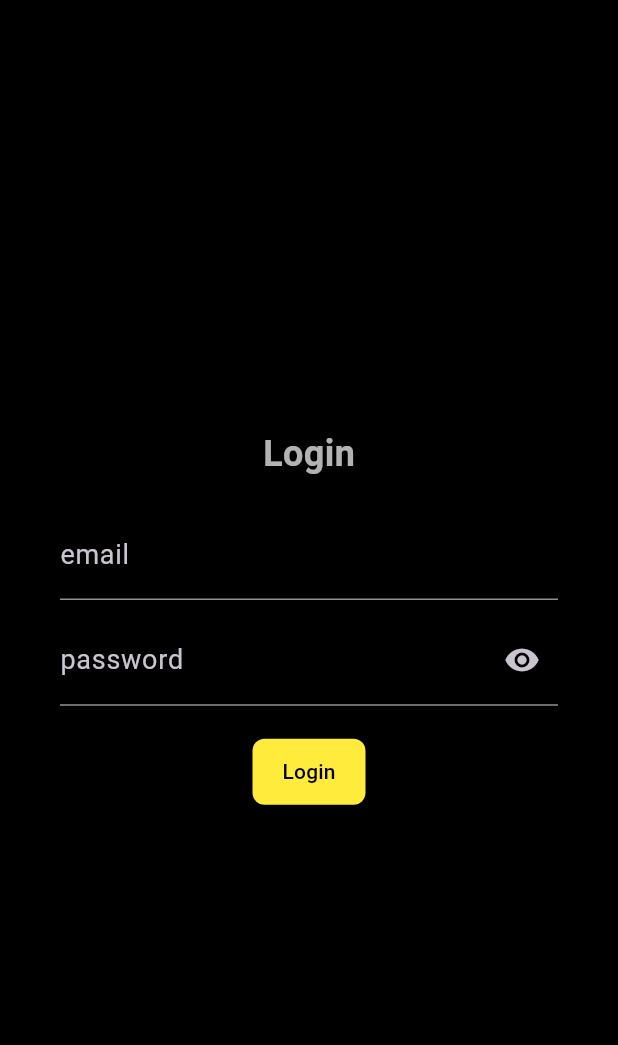
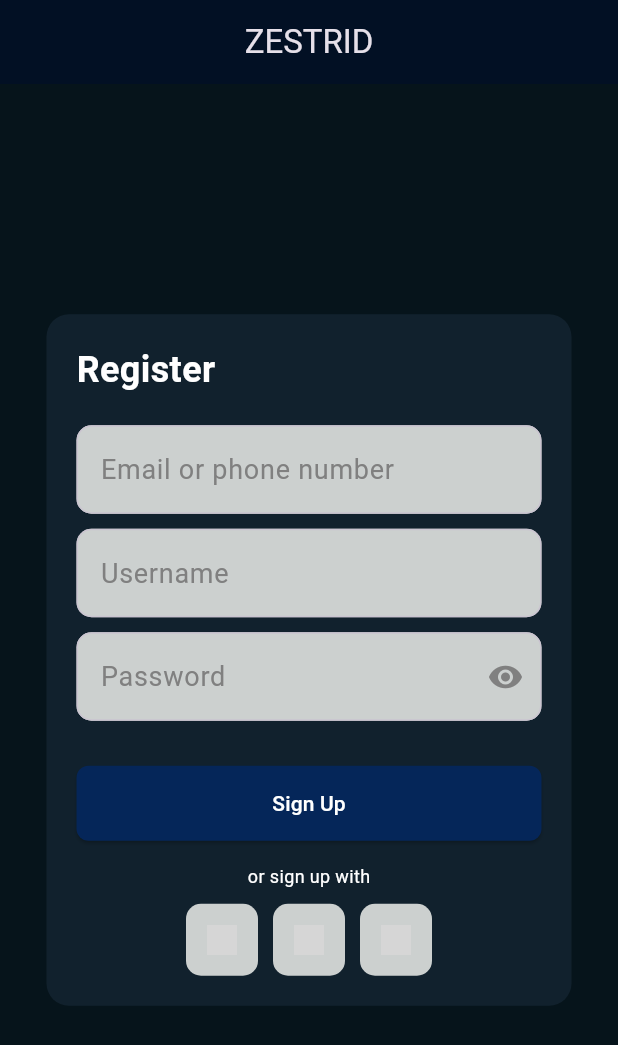
Before and after one commit to Boyzest-Saragih/streamingApp_Kelompok_8, a Flutter app: the screen it shows after launch, on a phone screen of 412 x 824 dp. Shown: the top 1045 px of the screen. Run offline on Flutter 3.47's test engine with Material 3 defaults, Android fonts, the phone set to English and light mode, and no system bars; our stand-ins replace flutter_dotenv; grey boxes are pictures that could not be loaded.

Commit message:
create a register page

```diff
--- a/lib/main.dart
+++ b/lib/main.dart
@@ -1,7 +1,7 @@
 import 'package:flutter/material.dart';
 import 'package:flutter_fe/screens/home_screen.dart';
 import 'package:flutter_dotenv/flutter_dotenv.dart';
-import 'package:flutter_fe/screens/login_screen.dart';
+import 'package:flutter_fe/screens/register_screen.dart';
 
 void main() async {
   // For env configuration
@@ -46,7 +46,7 @@ class MyApp extends StatelessWidget {
           ),
         ),
       ),
-      home: const LoginScreen(),
+      home: const RegisterScreen(),
     );
   }
 }
--- /dev/null
+++ b/lib/screens/register_screen.dart
@@ -0,0 +1,219 @@
+import 'package:flutter/material.dart';
+import 'package:flutter_fe/screens/login_screen.dart';
+
+class RegisterScreen extends StatefulWidget {
+  const RegisterScreen({super.key});
+
+  @override
+  State<RegisterScreen> createState() => _RegisterScreenState();
+}
+
+class _RegisterScreenState extends State<RegisterScreen> {
+  final TextEditingController _emailController = TextEditingController();
+  final TextEditingController _usenameController = TextEditingController();
+  final TextEditingController _passwordController = TextEditingController();
+  bool _isObscure = true;
+
+  void _register() {
+    String email = _emailController.text;
+    String username = _usenameController.text;
+    String password = _passwordController.text;
+
+    if (email.isEmpty || username.isEmpty ||  password.isEmpty) {
+      ScaffoldMessenger.of(context).showSnackBar(
+        const SnackBar(content: Text("Semua kolom harus di isi")),
+      );
+      return;
+    }
+
+    if (password.length < 6) {
+       ScaffoldMessenger.of(context).showSnackBar(
+        const SnackBar(content: Text("Password minimal 6 karakter")),
+      );
+      return;
+    }
+
+     ScaffoldMessenger.of(context).showSnackBar(
+        const SnackBar(content: Text("Registrasi berhasil! Silahkan Login")),
+      );
+
+    Future.delayed(const Duration(seconds: 2), () {
+      Navigator.pushReplacement(
+        context,
+        MaterialPageRoute(builder: (context) => LoginScreen()),
+      );
+    });
+  }
+
+
+  @override
+  Widget build(BuildContext context) {
+    return Scaffold(
+      backgroundColor: const Color(0xFF06141B),
+      appBar: AppBar(
+        backgroundColor: Color(0xFF021024),
+        title: Text("ZESTRID"),
+        centerTitle: true,
+      ),
+      body: Center(
+        child: Container(
+          width: 350,
+          padding: EdgeInsets.all(20),
+          decoration: BoxDecoration(
+            color: Color(0xFF11212D),
+            borderRadius: BorderRadius.circular(15),
+          ),
+          child: Column(
+            mainAxisSize: MainAxisSize.min,
+            children: [
+              Align(
+                alignment: Alignment.centerLeft,
+                child: Text(
+                "Register",
+                style: TextStyle(
+                  fontSize: 24,
+                  fontWeight: FontWeight.bold,
+                  color: Colors.white,
+                ),
+              ),
+              ),
+
+              SizedBox(height: 20,),
+              TextField(
+                cursorColor: Colors.grey,
+                style: TextStyle(color: Colors.black),
+                controller: _emailController,
+                decoration: InputDecoration(
+                  filled: true,
+                  fillColor: Color(0xFFCCD0CF),
+                  hintText: "Email or phone number",
+                  hintStyle: TextStyle(color: Color(0xFF808080)),
+                  border: OutlineInputBorder(
+                    borderRadius: BorderRadius.circular(10),
+                  )
+                ),
+              ),
+
+              SizedBox(height: 10,),
+              TextField(
+                cursorColor: Colors.grey,
+                style: TextStyle(color: Colors.black),
+                controller: _usenameController,
+                decoration: InputDecoration(
+                  filled: true,
+                  fillColor: Color(0xFFCCD0CF),
+                  hintText: "Username",
+                  hintStyle: TextStyle(color: Color(0xFF808080)),
+                  border: OutlineInputBorder(
+                    borderRadius: BorderRadius.circular(10),
+                  )
+                ),
+              ),
+
+              SizedBox(height: 10,),
+              TextField(
+                cursorColor: Colors.grey,
+                style: TextStyle(color: Colors.black),
+                controller: _passwordController,
+                obscureText: _isObscure,
+                decoration: InputDecoration(
+                  filled: true,
+                  fillColor: Color(0xFFCCD0CF),
+                  hintText: "Password",
+                  hintStyle: TextStyle(color: Color(0xFF808080)),
+                  suffixIcon: IconButton(
+                    icon: Icon(
+                      _isObscure ? Icons.visibility : Icons.visibility_off,
+                      color: Color(0xFF808080),
+                    ),
+                    onPressed: () {
+                      setState(() {
+                        _isObscure = !_isObscure;
+                      });
+                    },
+                  ),
+                  border: OutlineInputBorder(
+                    borderRadius: BorderRadius.circular(10),
+                  ),
+                ),
+              ),
+
+              const SizedBox(height: 30),
+              ElevatedButton(
+                onPressed: _register,
+                style: ElevatedButton.styleFrom(
+                  backgroundColor: Color(0xFF052659),
+                  minimumSize: Size(double.infinity, 50),
+
+                ),
+                child: const Text("Sign Up", style: TextStyle(color: Colors.white),),
+                ),
+
+                SizedBox(height: 15,),
+                Text(
+                  "or sign up with",
+                  style: TextStyle(color: Colors.white, fontSize: 12,),
+
+                ),
+
+                SizedBox(height: 10,),
+                Row(
+                  mainAxisAlignment: MainAxisAlignment.center,
+                  children: [
+                    Container(
+                      decoration: BoxDecoration(
+                        color: Color(0xFFCCD0CF),
+                        borderRadius: BorderRadius.circular(10),
+                      ),
+                      child: IconButton(
+                        onPressed: () {},
+                        icon: Image.asset(
+                          'google.png',
+                          width: 20,
+                          height: 20,
+                        ),
+                      ),
+                    ),
+
+                    SizedBox(width: 10),
+                    Container(
+                      decoration: BoxDecoration(
+                        color: Color(0xFFCCD0CF),
+                        borderRadius: BorderRadius.circular(10),
+                      ),
+                      child: IconButton(
+                        onPressed: () {},
+                        icon: Image.asset(
+                          'facebook.png',
+                          width: 20,
+                          height: 20,
+                        ),
+                      ),
+                    ),
+
+                    SizedBox(width: 10),
+                    Container(
+                      decoration: BoxDecoration(
+                        color: Color(0xFFCCD0CF),
+                        borderRadius: BorderRadius.circular(10),
+                      ),
+                      child: IconButton(
+                        onPressed: () {},
+                        icon: Image.asset(
+                          'apple.png',
+                          width: 20,
+                          height: 20,
+                        ),
+                      ),
+                    ),
+
+
+                  ],
+                ),
+            ],
+          ),
+        ),
+      ),
+    );
+  }
+}
```
Also changed, not shown: pubspec.yaml (+4 -3 lines), assets/apple.png (added), assets/facebook.png (added), assets/google.png (added).
